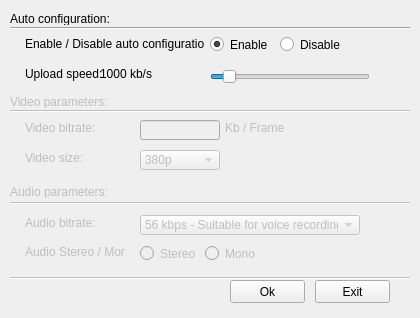
Above: streamingparametersconfigurationwindow.ui from M0dM/StreaMe before the change. Below: the same form after it.
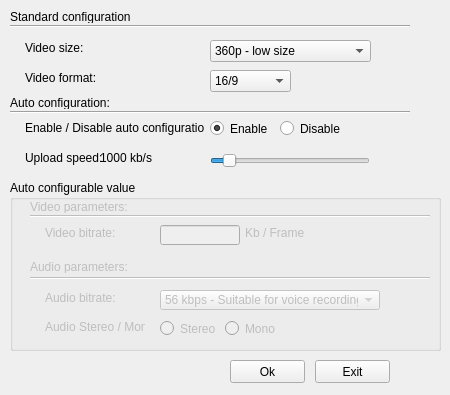
That is the form after the change.

Commit message: platform selection and streaming configuration windows can be sucessfully called by the main window

Patch:
```diff
--- a/streamingparametersconfigurationwindow.ui
+++ b/streamingparametersconfigurationwindow.ui
@@ -6,37 +6,18 @@
    <rect>
     <x>0</x>
     <y>0</y>
-    <width>420</width>
-    <height>318</height>
+    <width>450</width>
+    <height>395</height>
    </rect>
   </property>
   <property name="windowTitle">
    <string>Select Streaming Parameters</string>
   </property>
-  <widget class="QLabel" name="videoParametersLabel">
-   <property name="enabled">
-    <bool>false</bool>
-   </property>
-   <property name="geometry">
-    <rect>
-     <x>10</x>
-     <y>95</y>
-     <width>150</width>
-     <height>13</height>
-    </rect>
-   </property>
-   <property name="text">
-    <string>Video parameters:</string>
-   </property>
-  </widget>
   <widget class="Line" name="line1">
-   <property name="enabled">
-    <bool>false</bool>
-   </property>
    <property name="geometry">
     <rect>
      <x>10</x>
-     <y>103</y>
+     <y>104</y>
      <width>400</width>
      <height>16</height>
     </rect>
@@ -45,289 +26,11 @@
     <enum>Qt::Horizontal</enum>
    </property>
   </widget>
-  <widget class="QLabel" name="videoBitrateLabel">
-   <property name="enabled">
-    <bool>false</bool>
-   </property>
+  <widget class="QLabel" name="autoConfigurationLabel">
    <property name="geometry">
     <rect>
-     <x>25</x>
-     <y>120</y>
-     <width>100</width>
-     <height>16</height>
-    </rect>
-   </property>
-   <property name="text">
-    <string>Video bitrate:</string>
-   </property>
-  </widget>
-  <widget class="QLineEdit" name="videoBitrateLineEdit">
-   <property name="enabled">
-    <bool>false</bool>
-   </property>
-   <property name="geometry">
-    <rect>
-     <x>140</x>
-     <y>120</y>
-     <width>80</width>
-     <height>20</height>
-    </rect>
-   </property>
-  </widget>
-  <widget class="QLabel" name="videoBitrateMetricLabel">
-   <property name="enabled">
-    <bool>false</bool>
-   </property>
-   <property name="geometry">
-    <rect>
-     <x>225</x>
-     <y>120</y>
-     <width>91</width>
-     <height>16</height>
-    </rect>
-   </property>
-   <property name="text">
-    <string>Kb / Frame</string>
-   </property>
-  </widget>
-  <widget class="QLabel" name="videoSizeLabel">
-   <property name="enabled">
-    <bool>false</bool>
-   </property>
-   <property name="geometry">
-    <rect>
-     <x>25</x>
-     <y>150</y>
-     <width>100</width>
-     <height>16</height>
-    </rect>
-   </property>
-   <property name="text">
-    <string>Video size:</string>
-   </property>
-  </widget>
-  <widget class="QComboBox" name="videoBitrateComboBox">
-   <property name="enabled">
-    <bool>false</bool>
-   </property>
-   <property name="geometry">
-    <rect>
-     <x>140</x>
-     <y>150</y>
-     <width>80</width>
-     <height>20</height>
-    </rect>
-   </property>
-   <item>
-    <property name="text">
-     <string>380p</string>
-    </property>
-   </item>
-   <item>
-    <property name="text">
-     <string>420p</string>
-    </property>
-   </item>
-   <item>
-    <property name="text">
-     <string>720p</string>
-    </property>
-   </item>
-   <item>
-    <property name="text">
-     <string>1080p</string>
-    </property>
-   </item>
-  </widget>
-  <widget class="QLabel" name="audioParametersLabel">
-   <property name="enabled">
-    <bool>false</bool>
-   </property>
-   <property name="geometry">
-    <rect>
      <x>10</x>
-     <y>185</y>
-     <width>150</width>
-     <height>13</height>
-    </rect>
-   </property>
-   <property name="text">
-    <string>Audio parameters:</string>
-   </property>
-  </widget>
-  <widget class="Line" name="line2">
-   <property name="enabled">
-    <bool>false</bool>
-   </property>
-   <property name="geometry">
-    <rect>
-     <x>10</x>
-     <y>195</y>
-     <width>400</width>
-     <height>16</height>
-    </rect>
-   </property>
-   <property name="orientation">
-    <enum>Qt::Horizontal</enum>
-   </property>
-  </widget>
-  <widget class="QLabel" name="audioBitrateLabel">
-   <property name="enabled">
-    <bool>false</bool>
-   </property>
-   <property name="geometry">
-    <rect>
-     <x>25</x>
-     <y>215</y>
-     <width>100</width>
-     <height>16</height>
-    </rect>
-   </property>
-   <property name="text">
-    <string>Audio bitrate:</string>
-   </property>
-  </widget>
-  <widget class="QComboBox" name="audioBitrateComboBox">
-   <property name="enabled">
-    <bool>false</bool>
-   </property>
-   <property name="geometry">
-    <rect>
-     <x>140</x>
-     <y>215</y>
-     <width>220</width>
-     <height>20</height>
-    </rect>
-   </property>
-   <item>
-    <property name="text">
-     <string>56 kbps - Suitable for voice recordings</string>
-    </property>
-   </item>
-   <item>
-    <property name="text">
-     <string>128 kbps - FM quality</string>
-    </property>
-   </item>
-   <item>
-    <property name="text">
-     <string>256 kbps - Medium quality</string>
-    </property>
-   </item>
-   <item>
-    <property name="text">
-     <string>320 kbps - CD quality</string>
-    </property>
-   </item>
-  </widget>
-  <widget class="QPushButton" name="okPushButton">
-   <property name="geometry">
-    <rect>
-     <x>230</x>
-     <y>280</y>
-     <width>75</width>
-     <height>23</height>
-    </rect>
-   </property>
-   <property name="text">
-    <string>Ok</string>
-   </property>
-  </widget>
-  <widget class="QPushButton" name="exitPushButton">
-   <property name="geometry">
-    <rect>
-     <x>315</x>
-     <y>280</y>
-     <width>75</width>
-     <height>23</height>
-    </rect>
-   </property>
-   <property name="text">
-    <string>Exit</string>
-   </property>
-  </widget>
-  <widget class="Line" name="line3">
-   <property name="enabled">
-    <bool>false</bool>
-   </property>
-   <property name="geometry">
-    <rect>
-     <x>10</x>
-     <y>270</y>
-     <width>400</width>
-     <height>16</height>
-    </rect>
-   </property>
-   <property name="orientation">
-    <enum>Qt::Horizontal</enum>
-   </property>
-  </widget>
-  <widget class="QRadioButton" name="stereoRadioButton">
-   <property name="enabled">
-    <bool>false</bool>
-   </property>
-   <property name="geometry">
-    <rect>
-     <x>140</x>
-     <y>245</y>
-     <width>82</width>
-     <height>17</height>
-    </rect>
-   </property>
-   <property name="text">
-    <string>Stereo</string>
-   </property>
-  </widget>
-  <widget class="QRadioButton" name="monoRadioButton">
-   <property name="enabled">
-    <bool>false</bool>
-   </property>
-   <property name="geometry">
-    <rect>
-     <x>205</x>
-     <y>245</y>
-     <width>82</width>
-     <height>17</height>
-    </rect>
-   </property>
-   <property name="text">
-    <string>Mono</string>
-   </property>
-  </widget>
-  <widget class="QLabel" name="audioStereoMonoLabel">
-   <property name="enabled">
-    <bool>false</bool>
-   </property>
-   <property name="geometry">
-    <rect>
-     <x>25</x>
-     <y>245</y>
-     <width>100</width>
-     <height>13</height>
-    </rect>
-   </property>
-   <property name="text">
-    <string>Audio Stereo / Mono:</string>
-   </property>
-  </widget>
-  <widget class="Line" name="line0">
-   <property name="geometry">
-    <rect>
-     <x>10</x>
-     <y>20</y>
-     <width>400</width>
-     <height>16</height>
-    </rect>
-   </property>
-   <property name="orientation">
-    <enum>Qt::Horizontal</enum>
-   </property>
-  </widget>
-  <widget class="QLabel" name="videoParametersLabel_2">
-   <property name="geometry">
-    <rect>
-     <x>10</x>
-     <y>12</y>
+     <y>96</y>
      <width>150</width>
      <height>13</height>
     </rect>
@@ -340,7 +43,7 @@
    <property name="geometry">
     <rect>
      <x>25</x>
-     <y>36</y>
+     <y>120</y>
      <width>180</width>
      <height>16</height>
     </rect>
@@ -353,7 +56,7 @@
    <property name="geometry">
     <rect>
      <x>210</x>
-     <y>66</y>
+     <y>150</y>
      <width>160</width>
      <height>22</height>
     </rect>
@@ -381,7 +84,7 @@
    <property name="geometry">
     <rect>
      <x>25</x>
-     <y>66</y>
+     <y>150</y>
      <width>80</width>
      <height>16</height>
     </rect>
@@ -397,7 +100,7 @@
    <property name="geometry">
     <rect>
      <x>210</x>
-     <y>36</y>
+     <y>120</y>
      <width>82</width>
      <height>17</height>
     </rect>
@@ -413,7 +116,7 @@
    <property name="geometry">
     <rect>
      <x>280</x>
-     <y>36</y>
+     <y>120</y>
      <width>82</width>
      <height>17</height>
     </rect>
@@ -426,7 +129,7 @@
    <property name="geometry">
     <rect>
      <x>100</x>
-     <y>66</y>
+     <y>150</y>
      <width>91</width>
      <height>16</height>
     </rect>
@@ -435,6 +138,348 @@
     <string>1000 kb/s</string>
    </property>
   </widget>
+  <widget class="QLabel" name="videoSizeLabel">
+   <property name="geometry">
+    <rect>
+     <x>25</x>
+     <y>40</y>
+     <width>111</width>
+     <height>16</height>
+    </rect>
+   </property>
+   <property name="text">
+    <string>Video size:</string>
+   </property>
+  </widget>
+  <widget class="QComboBox" name="videoSizeComboBox">
+   <property name="geometry">
+    <rect>
+     <x>210</x>
+     <y>40</y>
+     <width>161</width>
+     <height>22</height>
+    </rect>
+   </property>
+   <item>
+    <property name="text">
+     <string>360p - low size</string>
+    </property>
+   </item>
+   <item>
+    <property name="text">
+     <string>480p - medium size</string>
+    </property>
+   </item>
+   <item>
+    <property name="text">
+     <string>720p - large size</string>
+    </property>
+   </item>
+  </widget>
+  <widget class="QLabel" name="videoFormatLabel">
+   <property name="geometry">
+    <rect>
+     <x>25</x>
+     <y>70</y>
+     <width>111</width>
+     <height>16</height>
+    </rect>
+   </property>
+   <property name="text">
+    <string>Video format:</string>
+   </property>
+  </widget>
+  <widget class="QComboBox" name="videoFormatComboBox">
+   <property name="geometry">
+    <rect>
+     <x>210</x>
+     <y>70</y>
+     <width>81</width>
+     <height>22</height>
+    </rect>
+   </property>
+   <item>
+    <property name="text">
+     <string>16/9</string>
+    </property>
+   </item>
+   <item>
+    <property name="text">
+     <string>4/3</string>
+    </property>
+   </item>
+  </widget>
+  <widget class="QGroupBox" name="groupBox">
+   <property name="geometry">
+    <rect>
+     <x>10</x>
+     <y>180</y>
+     <width>431</width>
+     <height>171</height>
+    </rect>
+   </property>
+   <property name="title">
+    <string>Auto configurable value</string>
+   </property>
+   <widget class="QLabel" name="videoParametersLabel">
+    <property name="enabled">
+     <bool>false</bool>
+    </property>
+    <property name="geometry">
+     <rect>
+      <x>20</x>
+      <y>20</y>
+      <width>150</width>
+      <height>13</height>
+     </rect>
+    </property>
+    <property name="text">
+     <string>Video parameters:</string>
+    </property>
+   </widget>
+   <widget class="QRadioButton" name="monoRadioButton">
+    <property name="enabled">
+     <bool>false</bool>
+    </property>
+    <property name="geometry">
+     <rect>
+      <x>215</x>
+      <y>140</y>
+      <width>82</width>
+      <height>17</height>
+     </rect>
+    </property>
+    <property name="text">
+     <string>Mono</string>
+    </property>
+   </widget>
+   <widget class="QLabel" name="videoBitrateMetricLabel">
+    <property name="enabled">
+     <bool>false</bool>
+    </property>
+    <property name="geometry">
+     <rect>
+      <x>235</x>
+      <y>45</y>
+      <width>91</width>
+      <height>16</height>
+     </rect>
+    </property>
+    <property name="text">
+     <string>Kb / Frame</string>
+    </property>
+   </widget>
+   <widget class="QLineEdit" name="videoBitrateLineEdit">
+    <property name="enabled">
+     <bool>false</bool>
+    </property>
+    <property name="geometry">
+     <rect>
+      <x>150</x>
+      <y>45</y>
+      <width>80</width>
+      <height>20</height>
+     </rect>
+    </property>
+   </widget>
+   <widget class="QLabel" name="audioParametersLabel">
+    <property name="enabled">
+     <bool>false</bool>
+    </property>
+    <property name="geometry">
+     <rect>
+      <x>20</x>
+      <y>80</y>
+      <width>150</width>
+      <height>13</height>
+     </rect>
+    </property>
+    <property name="text">
+     <string>Audio parameters:</string>
+    </property>
+   </widget>
+   <widget class="QLabel" name="audioBitrateLabel">
+    <property name="enabled">
+     <bool>false</bool>
+    </property>
+    <property name="geometry">
+     <rect>
+      <x>35</x>
+      <y>110</y>
+      <width>100</width>
+      <height>16</height>
+     </rect>
+    </property>
+    <property name="text">
+     <string>Audio bitrate:</string>
+    </property>
+   </widget>
+   <widget class="QLabel" name="audioStereoMonoLabel">
+    <property name="enabled">
+     <bool>false</bool>
+    </property>
+    <property name="geometry">
+     <rect>
+      <x>35</x>
+      <y>140</y>
+      <width>100</width>
+      <height>13</height>
+     </rect>
+    </property>
+    <property name="text">
+     <string>Audio Stereo / Mono:</string>
+    </property>
+   </widget>
+   <widget class="QRadioButton" name="stereoRadioButton">
+    <property name="enabled">
+     <bool>false</bool>
+    </property>
+    <property name="geometry">
+     <rect>
+      <x>150</x>
+      <y>140</y>
+      <width>82</width>
+      <height>17</height>
+     </rect>
+    </property>
+    <property name="text">
+     <string>Stereo</string>
+    </property>
+   </widget>
+   <widget class="Line" name="line3">
+    <property name="enabled">
+     <bool>false</bool>
+    </property>
+    <property name="geometry">
+     <rect>
+      <x>20</x>
+      <y>90</y>
+      <width>400</width>
+      <height>16</height>
+     </rect>
+    </property>
+    <property name="orientation">
+     <enum>Qt::Horizontal</enum>
+    </property>
+   </widget>
+   <widget class="QLabel" name="videoBitrateLabel">
+    <property name="enabled">
+     <bool>false</bool>
+    </property>
+    <property name="geometry">
+     <rect>
+      <x>35</x>
+      <y>45</y>
+      <width>100</width>
+      <height>16</height>
+     </rect>
+    </property>
+    <property name="text">
+     <string>Video bitrate:</string>
+    </property>
+   </widget>
+   <widget class="Line" name="line2">
+    <property name="enabled">
+     <bool>false</bool>
+    </property>
+    <property name="geometry">
+     <rect>
+      <x>20</x>
+      <y>28</y>
+      <width>400</width>
+      <height>16</height>
+     </rect>
+    </property>
+    <property name="orientation">
+     <enum>Qt::Horizontal</enum>
+    </property>
+   </widget>
+   <widget class="QComboBox" name="audioBitrateComboBox">
+    <property name="enabled">
+     <bool>false</bool>
+    </property>
+    <property name="geometry">
+     <rect>
+      <x>150</x>
+      <y>110</y>
+      <width>220</width>
+      <height>20</height>
+     </rect>
+    </property>
+    <item>
+     <property name="text">
+      <string>56 kbps - Suitable for voice recordings</string>
+     </property>
+    </item>
+    <item>
+     <property name="text">
+      <string>128 kbps - FM quality</string>
+     </property>
+    </item>
+    <item>
+     <property name="text">
+      <string>256 kbps - Medium quality</string>
+     </property>
+    </item>
+    <item>
+     <property name="text">
+      <string>320 kbps - CD quality</string>
+     </property>
+    </item>
+   </widget>
+  </widget>
+  <widget class="QPushButton" name="exitPushButton">
+   <property name="geometry">
+    <rect>
+     <x>315</x>
+     <y>360</y>
+     <width>75</width>
+     <height>23</height>
+    </rect>
+   </property>
+   <property name="text">
+    <string>Exit</string>
+   </property>
+  </widget>
+  <widget class="QPushButton" name="okPushButton">
+   <property name="geometry">
+    <rect>
+     <x>230</x>
+     <y>360</y>
+     <width>75</width>
+     <height>23</height>
+    </rect>
+   </property>
+   <property name="text">
+    <string>Ok</string>
+   </property>
+  </widget>
+  <widget class="Line" name="line0">
+   <property name="geometry">
+    <rect>
+     <x>10</x>
+     <y>18</y>
+     <width>400</width>
+     <height>16</height>
+    </rect>
+   </property>
+   <property name="orientation">
+    <enum>Qt::Horizontal</enum>
+   </property>
+  </widget>
+  <widget class="QLabel" name="standardConfigurationLabel">
+   <property name="geometry">
+    <rect>
+     <x>10</x>
+     <y>10</y>
+     <width>150</width>
+     <height>13</height>
+    </rect>
+   </property>
+   <property name="text">
+    <string>Standard configuration</string>
+   </property>
+  </widget>
  </widget>
  <resources/>
  <connections/>
```
Left out of the diff: 4 changed lines with no effect on the pictures. The commit also changes 5 other files.
